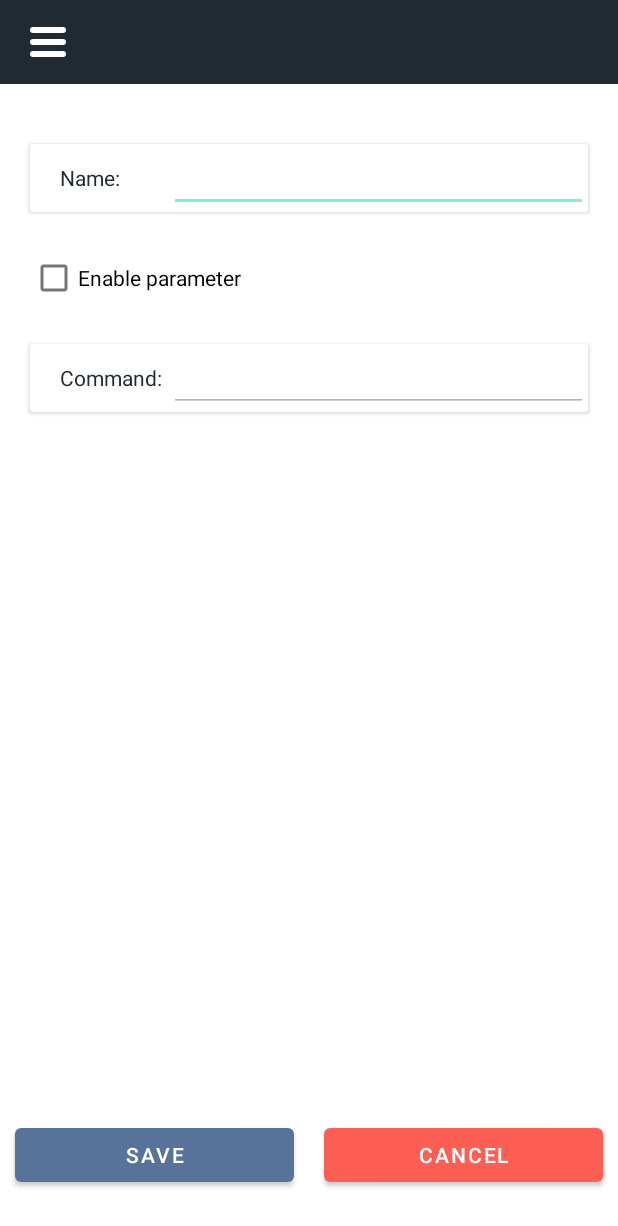
After one commit to azaqis/Turtle, an Android app: the CreateCustomCommandActivity screen opened directly, with no data from a screen before it, on a phone screen of 412 x 824 dp. The commit adds this screen. Shown: the top 1226 px of the screen. Run offline under Robolectric (Android 15) with nearby library versions, the phone set to English and light mode, and no system bars.

Commit message:
Updt. customCommands samt createCustomCommands
CreateCustomCommandActivity skapades för när man trycker på create samt uppdateringar i ManageCustomCommandsActivity

```diff
--- a/app/src/main/AndroidManifest.xml
+++ b/app/src/main/AndroidManifest.xml
@@ -12,7 +12,8 @@
         android:roundIcon="@mipmap/ic_launcher_round"
         android:supportsRtl="true"
         android:theme="@style/Theme.Turtle">
-        <activity android:name=".ManageCustomCommandsActivity"></activity>
+        <activity android:name=".CreateCustomCommandActivity"></activity>
+        <activity android:name=".ManageCustomCommandsActivity" />
         <activity
             android:name=".ControllerActivity"
             android:label="@string/title_activity_controller"
--- /dev/null
+++ b/app/src/main/java/se/anad19ps/student/turtle/CreateCustomCommandActivity.kt
@@ -0,0 +1,22 @@
+package se.anad19ps.student.turtle
+
+import androidx.appcompat.app.AppCompatActivity
+import android.os.Bundle
+import android.widget.Button
+import kotlinx.android.synthetic.main.drawer_layout.*
+import kotlinx.android.synthetic.main.top_bar.*
+
+class CreateCustomCommandActivity : AppCompatActivity() {
+    override fun onCreate(savedInstanceState: Bundle?) {
+        super.onCreate(savedInstanceState)
+        setContentView(R.layout.activity_create_custom_command)
+
+        HamburgerMenu().setUpHamburgerMenu(this, navView, drawerLayout, hamburgerMenuIcon)
+
+        val buttonSave = findViewById<Button>(R.id.buttonSave)
+        buttonSave.setBackgroundColor(getResources().getColor(R.color.PrimaryColor))
+
+        val buttonCancel = findViewById<Button>(R.id.buttonCancel)
+        buttonCancel.setBackgroundColor(getResources().getColor(R.color.PrimaryComplement))
+    }
+}
--- a/app/src/main/java/se/anad19ps/student/turtle/ManageCustomCommandsActivity.kt
+++ b/app/src/main/java/se/anad19ps/student/turtle/ManageCustomCommandsActivity.kt
@@ -1,5 +1,6 @@
 package se.anad19ps.student.turtle
 
+import android.content.Intent
 import android.os.Bundle
 import android.view.View
 import android.widget.Button
@@ -24,10 +25,15 @@ class ManageCustomCommandsActivity : AppCompatActivity() {
 
         HamburgerMenu().setUpHamburgerMenu(this, navView, drawerLayout, hamburgerMenuIcon)
 
-        val buttonCreate = findViewById<Button>(R.id.button_create)
+        val buttonCreate = findViewById<Button>(R.id.buttonCreate)
         buttonCreate.setBackgroundColor(getResources().getColor(R.color.PrimaryColor))
 
-        val buttonDelete = findViewById<Button>(R.id.button_delete)
+        buttonCreate.setOnClickListener{
+            val intent = Intent(this, CreateCustomCommandActivity::class.java)
+            startActivity(intent)
+        }
+
+        val buttonDelete = findViewById<Button>(R.id.buttonDelete)
         buttonDelete.setBackgroundColor(getResources().getColor(R.color.PrimaryComplement))
 
         postToList()
--- /dev/null
+++ b/app/src/main/res/layout/activity_create_custom_command.xml
@@ -0,0 +1,145 @@
+<?xml version="1.0" encoding="utf-8"?>
+<androidx.constraintlayout.widget.ConstraintLayout xmlns:android="http://schemas.android.com/apk/res/android"
+    xmlns:app="http://schemas.android.com/apk/res-auto"
+    xmlns:tools="http://schemas.android.com/tools"
+    android:layout_width="match_parent"
+    android:layout_height="match_parent"
+    tools:context=".CreateCustomCommandActivity">
+
+
+    <LinearLayout
+        android:id="@+id/linearLayoutTop"
+        android:layout_width="match_parent"
+        android:layout_height="match_parent"
+        android:orientation="vertical">
+
+        <include
+            android:id="@+id/createCustomCommandsTopBar"
+            layout="@layout/top_bar">
+        </include>
+
+        <LinearLayout
+            android:id="@+id/linearLayout1"
+            android:layout_width="match_parent"
+            android:layout_height="wrap_content"
+            android:orientation="horizontal">
+
+            <androidx.cardview.widget.CardView
+                android:layout_width="match_parent"
+                android:layout_height="wrap_content"
+                android:layout_marginTop="40dp"
+                android:layout_marginStart="20dp"
+                android:layout_marginEnd="20dp"
+                android:layout_marginBottom="20dp">
+
+                <LinearLayout
+                    android:layout_width="match_parent"
+                    android:layout_height="wrap_content">
+
+                    <TextView
+                        android:id="@+id/textView2"
+                        android:layout_width="0dp"
+                        android:layout_height="match_parent"
+                        android:gravity="center_vertical"
+                        android:paddingLeft="20dp"
+                        android:layout_weight="1"
+                        android:textColor="@color/PrimaryDark"
+                        android:text="Name:" />
+
+                    <EditText
+                        android:id="@+id/editTextTextPersonName"
+                        android:layout_width="0dp"
+                        android:layout_height="wrap_content"
+                        android:layout_gravity="right"
+                        android:layout_weight="3"
+                        android:inputType="textPersonName"
+                        android:textColor="@color/PrimaryDark"
+                        android:alpha="0.5"
+                        android:text="" />
+
+                </LinearLayout>
+
+
+            </androidx.cardview.widget.CardView>
+
+        </LinearLayout>
+
+        <LinearLayout
+            android:id="@+id/linearLayout2"
+            android:layout_width="match_parent"
+            android:layout_height="wrap_content"
+            android:orientation="horizontal"
+            android:layout_marginStart="20dp"
+            android:layout_marginEnd="20dp">
+
+            <CheckBox
+                android:id="@+id/checkBox"
+                android:layout_width="wrap_content"
+                android:layout_height="wrap_content"
+                android:layout_weight="1"
+                android:text="Enable parameter" />
+        </LinearLayout>
+
+        <androidx.cardview.widget.CardView
+            android:layout_width="match_parent"
+            android:layout_height="wrap_content"
+            android:layout_margin="20dp">
+
+            <LinearLayout
+                android:id="@+id/linearLayout3"
+                android:layout_width="match_parent"
+                android:layout_height="wrap_content"
+                android:orientation="horizontal">
+
+                <TextView
+                    android:id="@+id/textView4"
+                    android:layout_width="0dp"
+                    android:layout_height="match_parent"
+                    android:layout_weight="1"
+                    android:gravity="center_vertical"
+                    android:paddingLeft="20dp"
+                    android:textColor="@color/PrimaryDark"
+                    android:text="Command:" />
+
+                <EditText
+                    android:id="@+id/editTextTextPersonName2"
+                    android:layout_width="0dp"
+                    android:layout_height="match_parent"
+                    android:layout_weight="3"
+                    android:alpha="0.5"
+                    android:inputType="textPersonName"
+                    android:text="" />
+            </LinearLayout>
+
+        </androidx.cardview.widget.CardView>
+
+        <LinearLayout
+            android:layout_width="match_parent"
+            android:layout_height="match_parent"
+            android:gravity="bottom"
+            android:orientation="horizontal">
+
+            <Button
+                android:id="@+id/buttonSave"
+                android:layout_width="0dp"
+                android:layout_height="wrap_content"
+                android:layout_weight="1"
+                android:layout_margin="10dp"
+                android:text="Save"/>
+            <Button
+                android:id="@+id/buttonCancel"
+                android:layout_width="0dp"
+                android:layout_height="wrap_content"
+                android:layout_weight="1"
+                android:layout_margin="10dp"
+                android:text="Cancel"/>
+
+        </LinearLayout>
+
+    </LinearLayout>
+
+    <include
+        layout="@layout/drawer_layout">
+    </include>
+
+</androidx.constraintlayout.widget.ConstraintLayout>
--- a/app/src/main/res/layout/activity_manage_custom_commands.xml
+++ b/app/src/main/res/layout/activity_manage_custom_commands.xml
@@ -23,7 +23,7 @@
             android:orientation="horizontal">
 
             <Button
-                android:id="@+id/button_create"
+                android:id="@+id/buttonCreate"
                 android:layout_width="wrap_content"
                 android:layout_height="wrap_content"
                 android:layout_margin="10dp"
@@ -32,7 +32,7 @@
                 android:text="Create" />
 
             <Button
-                android:id="@+id/button_delete"
+                android:id="@+id/buttonDelete"
                 android:layout_width="wrap_content"
                 android:layout_height="wrap_content"
                 android:layout_margin="10dp"
```
